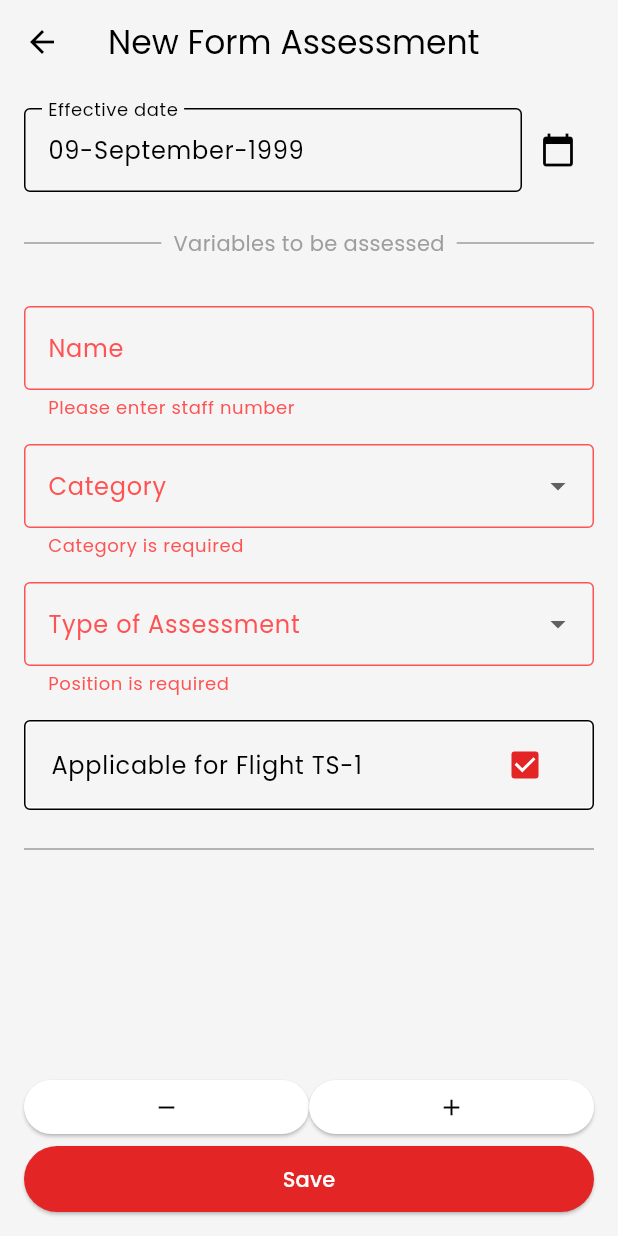
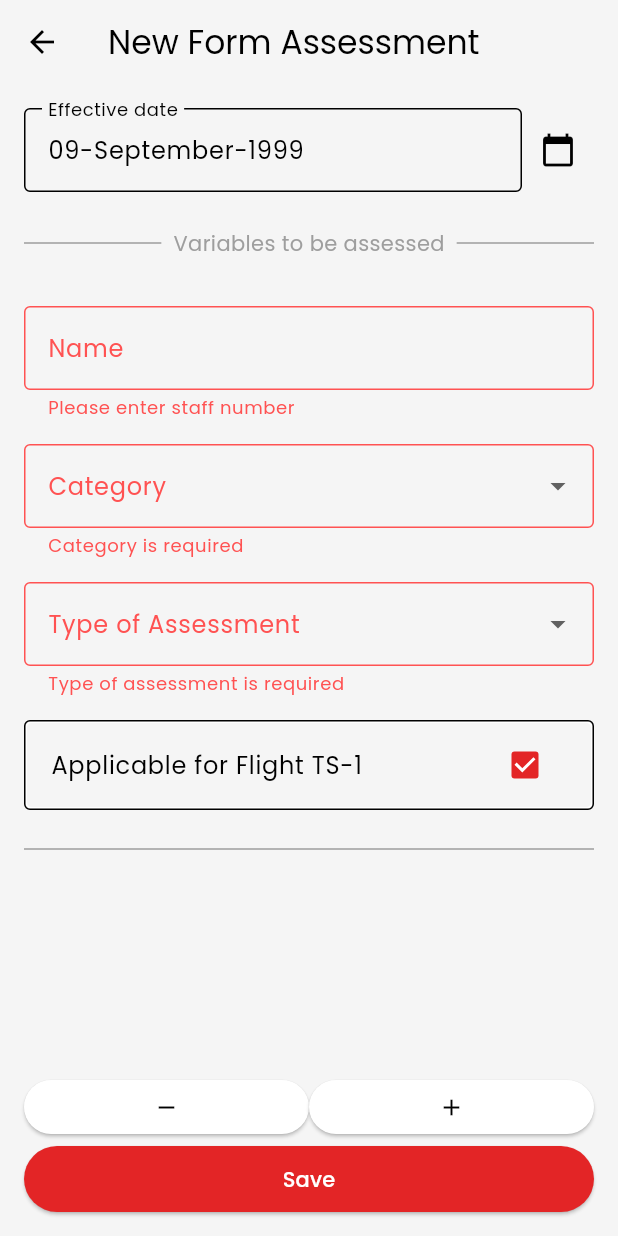
Before and after one commit to YosuaPWH/ts_one, a Flutter app: the AddAssessmentPeriodView screen opened by its route, after a tap on the "add" icon, after a tap on "Save", on a phone screen of 412 x 824 dp. Run offline on Flutter 3.47's test engine with Material 2 defaults, Android fonts, the light colour scheme and no system bars; our stand-ins replace cloud_firestore, email_validator, firebase_auth, firebase_core, get_it, google_sign_in and 1 more; accounts and stored records are empty; generated files the repository leaves out were written again.

Commit message:
Add new assessment period UI bug fixed

```diff
--- a/lib/data/assessments/assessment_variables.dart
+++ b/lib/data/assessments/assessment_variables.dart
@@ -50,6 +50,6 @@ class AssessmentVariables with ChangeNotifier {
 
   @override
   String toString() {
-    return 'AssessmentVariablesModel{id: $id, assessmentPeriodId: $assessmentPeriodId, category: $category, name: $name, typeOfAssessment: $typeOfAssessment}, applicableForFlight: $applicableForFlight';
+    return 'AssessmentVariablesModel{id: $id, assessmentPeriodId: $assessmentPeriodId, category: $category, name: $name, typeOfAssessment: $typeOfAssessment, applicableForFlight: $applicableForFlight},';
   }
 }
--- a/lib/presentation/view/assessment/add_assessment_period.dart
+++ b/lib/presentation/view/assessment/add_assessment_period.dart
@@ -122,25 +122,24 @@ class _AddAssessmentPeriodViewState extends State<AddAssessmentPeriodView> {
                   Expanded(
                       child: SizedBox(
                         height: 200.0,
-                        child: ListView.builder(
-                          itemCount: inputs.length,
-                          itemBuilder: (BuildContext context, int index) {
-                            return Padding(
-                              padding: const EdgeInsets.only(bottom: 16.0),
+                        child: SingleChildScrollView(
                           child: Column(
                             children: [
-                                  inputs[index]["name"]!,
-                                  inputs[index]["category"]!,
-                                  inputs[index]["typeOfAssessment"]!,
-                                  inputs[index]["applicableForFlight"]!,
+                              for (var i = 0; i < inputs.length; i++)
+                                Column(
+                                  children: [
+                                    inputs[i]["name"]!,
+                                    inputs[i]["category"]!,
+                                    inputs[i]["typeOfAssessment"]!,
+                                    inputs[i]["applicableForFlight"]!,
                                     const Divider(
                                       color: Colors.grey,
                                       height: 36,
                                     ),
+                                  ]
+                                )
                             ],
                           ),
-                            );
-                          },
                         ),
                       )
                   ),
@@ -209,8 +208,20 @@ class _AddAssessmentPeriodViewState extends State<AddAssessmentPeriodView> {
                                 if (_formKey.currentState!.validate()) {
                                   _formKey.currentState!.save();
                                   viewModel.addAssessmentPeriod(assessmentPeriod);
-                                  // Navigator.pop(context);
-                                  // print("Message from AddAssessmentPeriodView: $assessmentPeriod");
+                                  ScaffoldMessenger.of(context).showSnackBar(
+                                      SnackBar(
+                                        content: const Text("Assessment period added successfully"),
+                                        duration: const Duration(milliseconds: 1500),
+                                        action: SnackBarAction(
+                                          label: 'Close',
+                                          onPressed: () {
+                                            ScaffoldMessenger.of(context)
+                                                .hideCurrentSnackBar();
+                                          },
+                                        )
+                                      )
+                                  );
+                                  Navigator.pop(context);
                                 }
                               },
                               style: ElevatedButton.styleFrom(
@@ -239,6 +250,9 @@ class _AddAssessmentPeriodViewState extends State<AddAssessmentPeriodView> {
   }
 
   void _buildInput(int index) {
+    // print("Message from AddAssessmentPeriodView: Index of assessmentVariables list $index");
+    // print("Message from AddAssessmentPeriodView: Length of inputs list ${inputs.length}");
+
     // add new item of AssessmentVariable to AssessmentPeriod
     assessmentPeriod.assessmentVariables.add(
         AssessmentVariables());
@@ -262,7 +276,9 @@ class _AddAssessmentPeriodViewState extends State<AddAssessmentPeriodView> {
         },
         autovalidateMode: AutovalidateMode.onUserInteraction,
         onChanged: (value) {
+          setState(() {
             assessmentPeriod.assessmentVariables[index].name = value;
+          });
         },
       ),
     );
@@ -284,7 +300,12 @@ class _AddAssessmentPeriodViewState extends State<AddAssessmentPeriodView> {
         },
         autovalidateMode: AutovalidateMode.onUserInteraction,
         onChanged: (value) {
+          print("Bef. category value of ${assessmentPeriod.assessmentVariables[index].name}: ${assessmentPeriod.assessmentVariables[index].category}");
+          setState(() {
             assessmentPeriod.assessmentVariables[index].category = value.toString();
+          });
+          print("Aft. category value of ${assessmentPeriod.assessmentVariables[index].name}: ${assessmentPeriod.assessmentVariables[index].category}");
+          print("--------");
         },
         items: const [
           DropdownMenuItem(
@@ -354,13 +375,18 @@ class _AddAssessmentPeriodViewState extends State<AddAssessmentPeriodView> {
         ),
         validator: (value) {
           if (value == null) {
-            return "Position is required";
+            return "Type of assessment is required";
           }
           return null;
         },
         autovalidateMode: AutovalidateMode.onUserInteraction,
         onChanged: (value) {
+          print("Bef. type of assessment value of ${assessmentPeriod.assessmentVariables[index].name}: $value");
+          setState(() {
             assessmentPeriod.assessmentVariables[index].typeOfAssessment = value.toString();
+          });
+          print("Aft. type of assessment value of ${assessmentPeriod.assessmentVariables[index].name}: ${assessmentPeriod.assessmentVariables[index].typeOfAssessment}");
+          print("--------");
         },
         items: const [
           DropdownMenuItem(
@@ -389,6 +415,7 @@ class _AddAssessmentPeriodViewState extends State<AddAssessmentPeriodView> {
               title: const Text('Applicable for Flight TS-1'),
               value: assessmentPeriod.assessmentVariables[index].applicableForFlight,
               onChanged: (value) {
+                print("Message from AddAssessmentPeriodView: ${assessmentPeriod.assessmentVariables}");
                 setState(() {
                   assessmentPeriod.assessmentVariables[index].applicableForFlight = value!;
                 });
```
Lines whose indentation alone changed are shown as unchanged.
